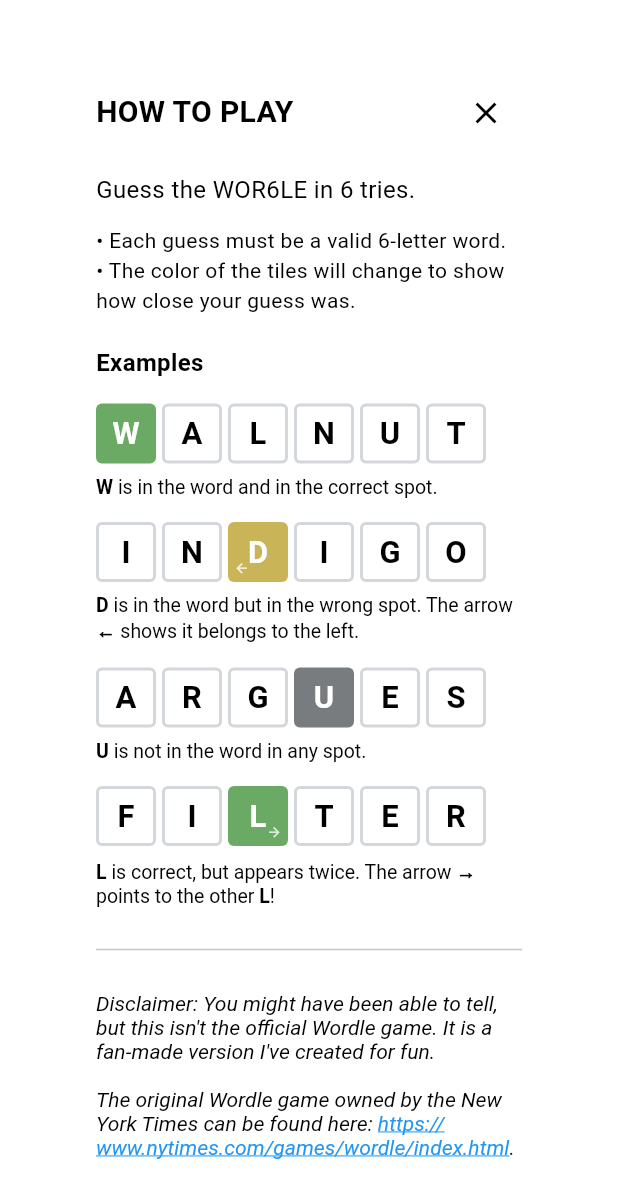
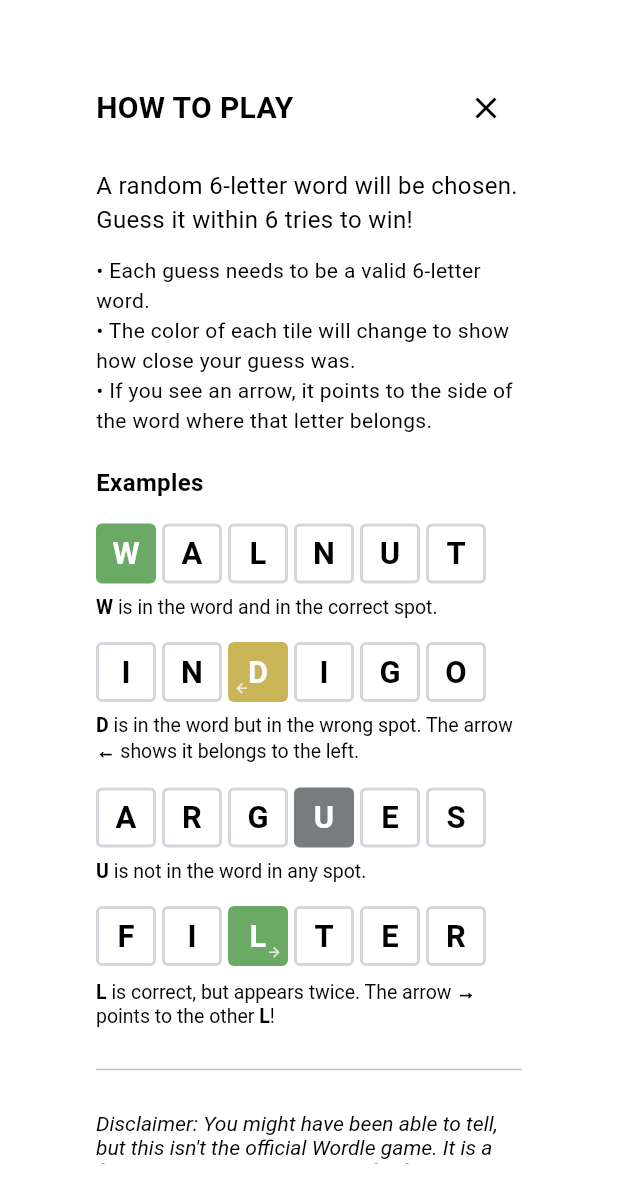
Before and after one commit to gridlocdev/wor6le, a Flutter app: the HelpDialog widget shown alone on an empty page, opened directly, on a phone screen of 412 x 824 dp. Shown: the top 1203 px of the screen. Run offline on Flutter 3.47's test engine with Material 3 defaults, Android fonts, the phone set to English and light mode, and no system bars; our stand-ins replace shared_preferences; accounts and stored records are empty; project files that could hold a hidden picture were left out.

Commit message:
Make help dialog wider and add better instructions

```diff
--- a/lib/dialogs/help_dialog.dart
+++ b/lib/dialogs/help_dialog.dart
@@ -23,7 +23,7 @@ class HelpDialog extends StatelessWidget {
       backgroundColor: AppColors.getBackgroundColor(darkMode),
       shape: RoundedRectangleBorder(borderRadius: BorderRadius.circular(12)),
       child: Container(
-        constraints: const BoxConstraints(maxWidth: 500),
+        constraints: const BoxConstraints(maxWidth: 750),
         padding: const EdgeInsets.all(24),
         child: SingleChildScrollView(
           child: Column(
@@ -55,7 +55,7 @@ class HelpDialog extends StatelessWidget {
               ),
               const SizedBox(height: 16),
               Text(
-                'Guess the WOR6LE in 6 tries.',
+                'A random 6-letter word will be chosen. Guess it within 6 tries to win!',
                 style: TextStyle(
                   fontSize: 16,
                   color: AppColors.getTextColorForBackground(darkMode),
@@ -63,8 +63,9 @@ class HelpDialog extends StatelessWidget {
               ),
               const SizedBox(height: 12),
               Text(
-                '• Each guess must be a valid 6-letter word.\n'
-                '• The color of the tiles will change to show how close your guess was.',
+                '• Each guess needs to be a valid 6-letter word.\n'
+                '• The color of each tile will change to show how close your guess was.\n'
+                '• If you see an arrow, it points to the side of the word where that letter belongs.',
                 style: TextStyle(
                   fontSize: 14,
                   color: AppColors.getTextColorForBackground(darkMode),
```
